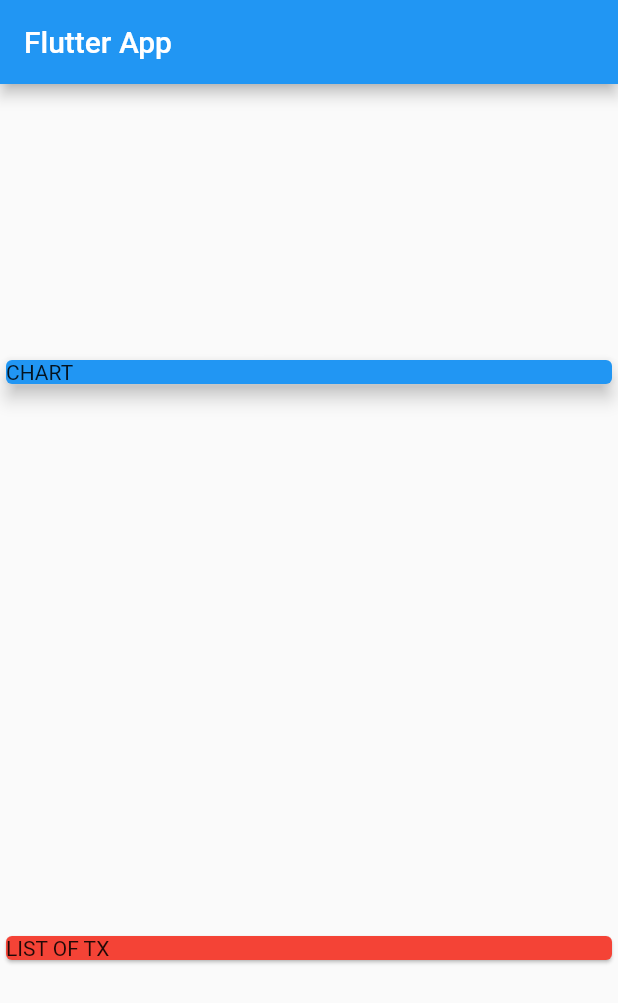
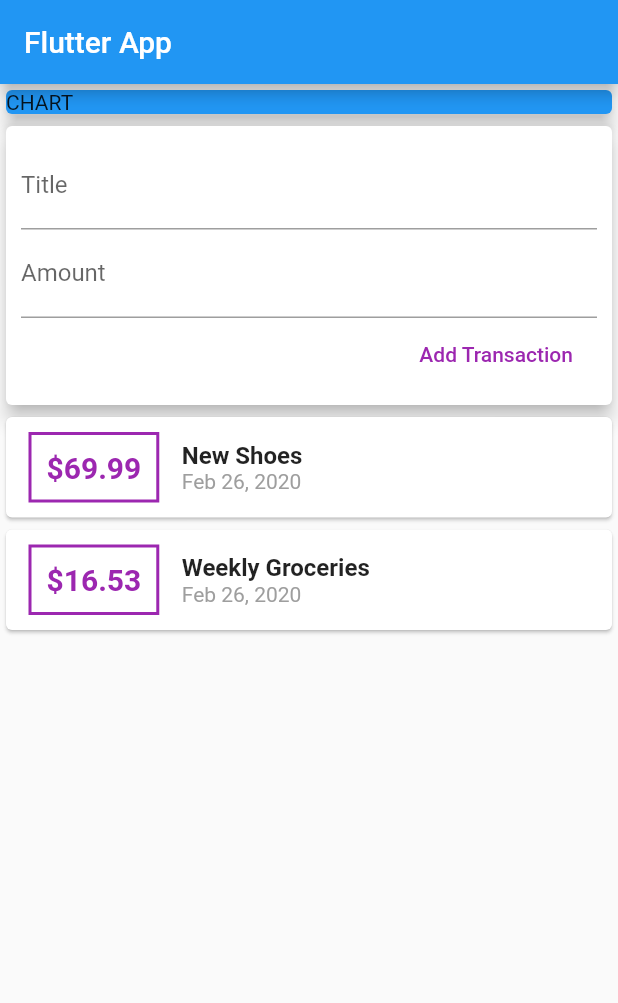
Before and after one commit to AleWasser/flutter_expenses_app, a Flutter app: the screen it shows after launch, on a phone screen of 412 x 824 dp. Shown: the top 1003 px of the screen. Run offline on Flutter 3.47's test engine with Material 2 defaults, Android fonts, the phone set to English and light mode, and no system bars.

Commit message:
Add new transactions

```diff
--- a/lib/main.dart
+++ b/lib/main.dart
@@ -1,6 +1,6 @@
 import 'package:flutter/material.dart';
 
-import './transaction.dart';
+import './widgets/user_transactions.dart';
 
 void main() => runApp(MyApp());
 
@@ -15,20 +15,10 @@ class MyApp extends StatelessWidget {
 }
 
 class MyHomePage extends StatelessWidget {
-  final List<Transaction> transactions = [
-    Transaction(
-      id: 't1',
-      title: 'New Shoes',
-      amount: 69.99,
-      date: DateTime.now(),
-    ),
-    Transaction(
-      id: 't2',
-      title: 'Weekly Groceries',
-      amount: 16.53,
-      date: DateTime.now(),
-    ),
-  ];
+  // String titleInput;
+  // String amountInput;
+  // final titleController = TextEditingController();
+  // final amountController = TextEditingController();
 
   @override
   Widget build(BuildContext context) {
@@ -37,7 +27,7 @@ class MyHomePage extends StatelessWidget {
         title: Text('Flutter App'),
       ),
       body: Column(
-        mainAxisAlignment: MainAxisAlignment.spaceAround,
+        // mainAxisAlignment: MainAxisAlignment.spaceAround,
         crossAxisAlignment: CrossAxisAlignment.stretch,
         children: <Widget>[
           Container(
@@ -48,10 +38,7 @@ class MyHomePage extends StatelessWidget {
               elevation: 5,
             ),
           ),
-          Card(
-            color: Colors.red,
-            child: Text('LIST OF TX'),
-          ),
+          UserTransactions(),
         ],
       ),
     );
--- /dev/null
+++ b/lib/widgets/new_transaction.dart
@@ -0,0 +1,50 @@
+import 'package:flutter/material.dart';
+
+class NewTransaction extends StatelessWidget {
+  final Function addTx;
+  final titleController = TextEditingController();
+  final amountController = TextEditingController();
+
+  NewTransaction(this.addTx);
+
+  @override
+  Widget build(BuildContext context) {
+    return Card(
+      elevation: 5,
+      child: Container(
+        padding: EdgeInsets.all(10),
+        child: Column(
+          crossAxisAlignment: CrossAxisAlignment.end,
+          children: <Widget>[
+            TextField(
+              decoration: InputDecoration(
+                labelText: 'Title',
+              ),
+              controller: titleController,
+              // onChanged: (val) {
+              //   titleInput = val;
+              // },
+            ),
+            TextField(
+              decoration: InputDecoration(
+                labelText: 'Amount',
+              ),
+              controller: amountController,
+              // onChanged: (val) => amountInput = val,
+            ),
+            FlatButton(
+              child: Text('Add Transaction'),
+              textColor: Colors.purple,
+              onPressed: () {
+                addTx(
+                  titleController.text,
+                  double.parse(amountController.text),
+                );
+              },
+            ),
+          ],
+        ),
+      ),
+    );
+  }
+}
--- /dev/null
+++ b/lib/widgets/transaction_list.dart
@@ -0,0 +1,63 @@
+import 'package:flutter/material.dart';
+import 'package:intl/intl.dart';
+
+import '../models/transaction.dart';
+
+class TransactionList extends StatelessWidget {
+  final List<Transaction> transactions;
+
+  TransactionList(this.transactions);
+
+  @override
+  Widget build(BuildContext context) {
+    return Column(
+      children: transactions.map((tx) {
+        return Card(
+          child: Row(
+            children: <Widget>[
+              Container(
+                margin: EdgeInsets.symmetric(
+                  vertical: 10,
+                  horizontal: 15,
+                ),
+                padding: EdgeInsets.all(10),
+                decoration: BoxDecoration(
+                  border: Border.all(
+                    color: Colors.purple,
+                    width: 2,
+                  ),
+                ),
+                child: Text(
+                  '\$${tx.amount}',
+                  style: TextStyle(
+                    fontWeight: FontWeight.bold,
+                    fontSize: 20,
+                    color: Colors.purple,
+                  ),
+                ),
+              ),
+              Column(
+                crossAxisAlignment: CrossAxisAlignment.start,
+                children: <Widget>[
+                  Text(
+                    tx.title,
+                    style: TextStyle(
+                      fontWeight: FontWeight.bold,
+                      fontSize: 16,
+                    ),
+                  ),
+                  Text(
+                    DateFormat.yMMMd().format(tx.date),
+                    style: TextStyle(
+                      color: Colors.grey,
+                    ),
+                  ),
+                ],
+              ),
+            ],
+          ),
+        );
+      }).toList(),
+    );
+  }
+}
--- /dev/null
+++ b/lib/widgets/user_transactions.dart
@@ -0,0 +1,49 @@
+import 'package:flutter/material.dart';
+
+import './new_transaction.dart';
+import './transaction_list.dart';
+import '../models/transaction.dart';
+
+class UserTransactions extends StatefulWidget {
+  @override
+  _UserTransactionsState createState() => _UserTransactionsState();
+}
+
+class _UserTransactionsState extends State<UserTransactions> {
+  final List<Transaction> _userTransactions = [
+    Transaction(
+      id: 't1',
+      title: 'New Shoes',
+      amount: 69.99,
+      date: DateTime.now(),
+    ),
+    Transaction(
+      id: 't2',
+      title: 'Weekly Groceries',
+      amount: 16.53,
+      date: DateTime.now(),
+    ),
+  ];
+
+  void _addNewTransaction(String txTitle, double txAmount) {
+    final newTx = Transaction(
+      title: txTitle,
+      amount: txAmount,
+      date: DateTime.now(),
+      id: DateTime.now().toString(),
+    );
+    setState(() {
+      _userTransactions.add(newTx);
+    });
+  }
+
+  @override
+  Widget build(BuildContext context) {
+    return Column(
+      children: <Widget>[
+        NewTransaction(_addNewTransaction),
+        TransactionList(_userTransactions),
+      ],
+    );
+  }
+}
--- a/pubspec.yaml
+++ b/pubspec.yaml
@@ -19,6 +19,7 @@ environment:
 dependencies:
   flutter:
     sdk: flutter
+  intl: ^0.16.1
 
   # The following adds the Cupertino Icons font to your application.
   # Use with the CupertinoIcons class for iOS style icons.
```
Also changed, not shown: lib/models/transaction.dart (renamed from lib/transaction.dart), pubspec.lock.
